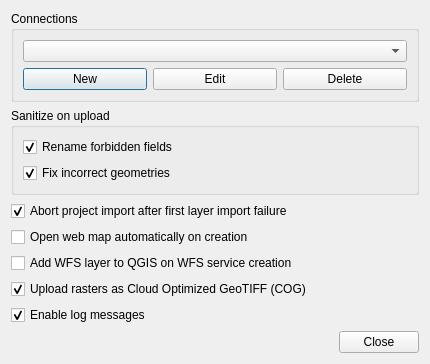
Before: the Qt Designer form src/settings_dialog_base.ui in nextgis/nextgis_connect, drawn with Qt 5.
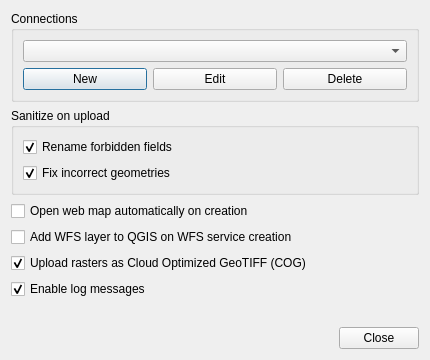
After: the same form once the commit is applied.

Commit message: Remove force upload

```diff
--- a/src/settings_dialog_base.ui
+++ b/src/settings_dialog_base.ui
@@ -100,16 +100,6 @@
      </layout>
     </widget>
    </item>
-   <item>
-    <widget class="QCheckBox" name="cbForceImport">
-     <property name="text">
-      <string>Abort project import after first layer import failure</string>
-     </property>
-     <property name="checked">
-      <bool>true</bool>
-     </property>
-    </widget>
-   </item>
    <item>
     <widget class="QCheckBox" name="cbAutoOpenWebMap">
      <property name="text">
```
The commit also changes 3 other files.
